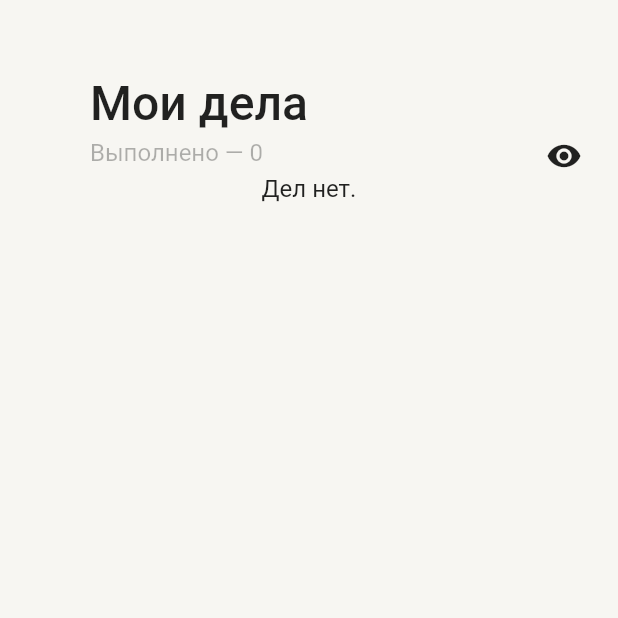
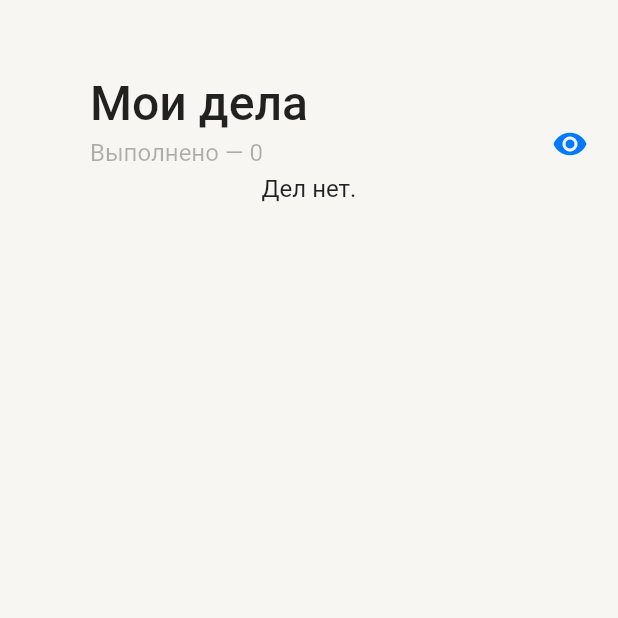
Before and after one commit to troublecatcher/todo_list, a Flutter app: the screen it shows after launch, after a tap on the "remove red eye" icon, on a phone screen of 412 x 824 dp, the top half of it. Run offline on Flutter 3.47's test engine with Material 3 defaults, Android fonts, the phone set to English and light mode, and no system bars; our stand-ins replace flutter_svg, isar; accounts and stored records are empty; generated files the repository leaves out were written again.

Commit message:
create custom icon button

```diff
--- /dev/null
+++ b/devtools_options.yaml
@@ -0,0 +1 @@
+extensions:
--- /dev/null
+++ b/lib/common/ui/custom_icon_button.dart
@@ -0,0 +1,57 @@
+import 'package:flutter/material.dart';
+
+class CustomIconButton extends StatefulWidget {
+  final IconData icon;
+  final Function() onPressed;
+  final Color color;
+  final EdgeInsets? padding;
+  final EdgeInsets? margin;
+  final double? iconSize;
+  const CustomIconButton({
+    super.key,
+    required this.icon,
+    required this.onPressed,
+    required this.color,
+    this.padding,
+    this.margin,
+    this.iconSize,
+  });
+
+  @override
+  State<CustomIconButton> createState() => _CustomIconButtonState();
+}
+
+class _CustomIconButtonState extends State<CustomIconButton> {
+  bool shrank = false;
+
+  @override
+  Widget build(BuildContext context) {
+    return AnimatedScale(
+      scale: shrank ? 0.8 : 1,
+      duration: const Duration(milliseconds: 200),
+      curve: Curves.easeOutExpo,
+      child: AnimatedOpacity(
+        duration: const Duration(milliseconds: 100),
+        opacity: shrank ? 0.8 : 1,
+        child: GestureDetector(
+          onTapDown: (details) => setState(() => shrank = true),
+          onTapUp: (details) => setState(() => shrank = false),
+          onTapCancel: () => setState(() => shrank = false),
+          onTap: widget.onPressed,
+          child: Container(
+            // workaround to make area around icon
+            // clickable aswell
+            padding: widget.padding ?? const EdgeInsets.all(8),
+            margin: widget.margin ?? EdgeInsets.zero,
+            color: Colors.transparent,
+            child: Icon(
+              widget.icon,
+              size: widget.iconSize ?? 24,
+              color: widget.color,
+            ),
+          ),
+        ),
+      ),
+    );
+  }
+}
--- a/lib/features/todo/data/isar_service.dart
+++ b/lib/features/todo/data/isar_service.dart
@@ -2,7 +2,7 @@ import 'package:isar/isar.dart';
 import 'package:path_provider/path_provider.dart';
 import 'package:todo_list/features/todo/data/todo_repository_impl.dart';
 import 'package:todo_list/features/todo/domain/todo.dart';
-import 'package:todo_list/features/todo/presentation/state_management/todo_controller.dart';
+import 'package:todo_list/features/todo/presentation/controller/todo_controller.dart';
 import 'package:todo_list/features/todo/data/todo_repository.dart';
 
 class IsarService {
--- a/lib/features/todo/presentation/pages/todo_list_screen.dart
+++ b/lib/features/todo/presentation/pages/todo_list_screen.dart
@@ -1,8 +1,9 @@
 import 'dart:ui';
 import 'package:flutter/material.dart';
-import 'package:todo_list/core/custom_card.dart';
+import 'package:todo_list/common/ui/custom_card.dart';
+import 'package:todo_list/common/ui/custom_icon_button.dart';
 import 'package:todo_list/features/todo/data/isar_service.dart';
-import 'package:todo_list/features/todo/presentation/state_management/todo_controller.dart';
+import 'package:todo_list/features/todo/presentation/controller/todo_controller.dart';
 import 'package:todo_list/features/todo/domain/todo.dart';
 import 'package:todo_list/features/todo/presentation/pages/new_todo_screen.dart';
 import 'package:todo_list/features/todo/presentation/utility/todo_action.dart';
@@ -51,7 +52,7 @@ class _TodoListScreenState extends State<TodoListScreen> {
               slivers: [
                 SliverPersistentHeader(
                   pinned: true,
-                  delegate: _MySliverPersistentHeaderDelegate(
+                  delegate: _CustomHeaderDelegate(
                       expandedHeight: 116,
                       collapsedHeight: 56,
                       todoBloc: todoBloc),
@@ -82,6 +83,7 @@ class _TodoListScreenState extends State<TodoListScreen> {
                           bottom: 120,
                         ),
                         child: ListView.builder(
+                          padding: EdgeInsets.zero,
                           shrinkWrap: true,
                           physics: const NeverScrollableScrollPhysics(),
                           itemCount: todos.length,
@@ -127,12 +129,12 @@ class _TodoListScreenState extends State<TodoListScreen> {
   }
 }
 
-class _MySliverPersistentHeaderDelegate extends SliverPersistentHeaderDelegate {
+class _CustomHeaderDelegate extends SliverPersistentHeaderDelegate {
   final double expandedHeight;
   final double collapsedHeight;
   final TodoController todoBloc;
 
-  _MySliverPersistentHeaderDelegate(
+  _CustomHeaderDelegate(
       {required this.expandedHeight,
       required this.collapsedHeight,
       required this.todoBloc});
@@ -194,25 +196,14 @@ class _MySliverPersistentHeaderDelegate extends SliverPersistentHeaderDelegate {
           ),
           Align(
             alignment: Alignment.bottomRight,
-            // child: CustomIconButton(
-            //   icon: Icons.remove_red_eye,
-            //   onPressed: () {},
-            //   color: Colors.black,
-            //   padding: EdgeInsets.only(
-            //     right: lerpDouble(24, 18, collapsePercent)!,
-            //     bottom: lerpDouble(0, 16, collapsePercent)!,
-            //     left: 0,
-            //     top: 0,
-            //   ),
-            // ),
-            child: IconButton(
-              padding: EdgeInsets.only(
-                right: lerpDouble(24, 18, collapsePercent)!,
-                bottom: lerpDouble(0, 16, collapsePercent)!,
+            child: CustomIconButton(
+              icon: Icons.remove_red_eye,
+              onPressed: () {},
+              color: Theme.of(context).colorScheme.primary,
+              margin: EdgeInsets.only(
+                right: lerpDouble(12, 0, collapsePercent)!,
+                bottom: lerpDouble(0, 6, collapsePercent)!,
               ),
-              constraints: const BoxConstraints(),
-              icon: const Icon(Icons.remove_red_eye),
-              onPressed: () {},
             ),
           ),
         ],
@@ -229,48 +220,3 @@ class _MySliverPersistentHeaderDelegate extends SliverPersistentHeaderDelegate {
   @override
   bool shouldRebuild(SliverPersistentHeaderDelegate oldDelegate) => true;
 }
-
-class CustomIconButton extends StatefulWidget {
-  final IconData icon;
-  final Function() onPressed;
-  final Color color;
-  final EdgeInsets? padding;
-  final double? side;
-  const CustomIconButton({
-    super.key,
-    required this.icon,
-    required this.onPressed,
-    required this.color,
-    this.padding,
-    this.side,
-  });
-
-  @override
-  State<CustomIconButton> createState() => _CustomIconButtonState();
-}
-
-class _CustomIconButtonState extends State<CustomIconButton> {
-  bool shrank = false;
-
-  @override
-  Widget build(BuildContext context) {
-    return AnimatedScale(
-      scale: shrank ? 0.8 : 1,
-      duration: const Duration(milliseconds: 200),
-      curve: Curves.easeOutExpo,
-      child: GestureDetector(
-        onTapDown: (details) => setState(() => shrank = true),
-        onTapUp: (details) => setState(() => shrank = false),
-        onTapCancel: () => setState(() => shrank = false),
-        onTap: widget.onPressed,
-        child: Container(
-          color: Colors.blue,
-          padding: widget.padding ?? EdgeInsets.zero,
-          width: widget.side ?? 48,
-          height: widget.side ?? 48,
-          child: Icon(widget.icon),
-        ),
-      ),
-    );
-  }
-}
--- a/lib/features/todo/presentation/widgets/done_todo_count_widget.dart
+++ b/lib/features/todo/presentation/widgets/done_todo_count_widget.dart
@@ -1,6 +1,6 @@
 import 'package:flutter/material.dart';
 import 'package:todo_list/features/todo/domain/todo.dart';
-import 'package:todo_list/features/todo/presentation/state_management/todo_controller.dart';
+import 'package:todo_list/features/todo/presentation/controller/todo_controller.dart';
 
 class DoneTodoCountWidget extends StatelessWidget {
   const DoneTodoCountWidget({
```
Also changed, not shown: lib/features/todo/presentation/pages/new_todo_screen.dart (+34 -14 lines), lib/features/todo/presentation/widget/todo_tile.dart (deleted, +0 -123 lines), lib/features/todo/presentation/widgets/todo_tile.dart (+128 -74 lines), pubspec.yaml (+2 -7 lines), lib/common/ui/custom_card.dart (renamed from lib/core/custom_card.dart), lib/features/todo/presentation/controller/todo_controller.dart (renamed from lib/features/todo/presentation/state_management/todo_controller.dart), pubspec.lock.
